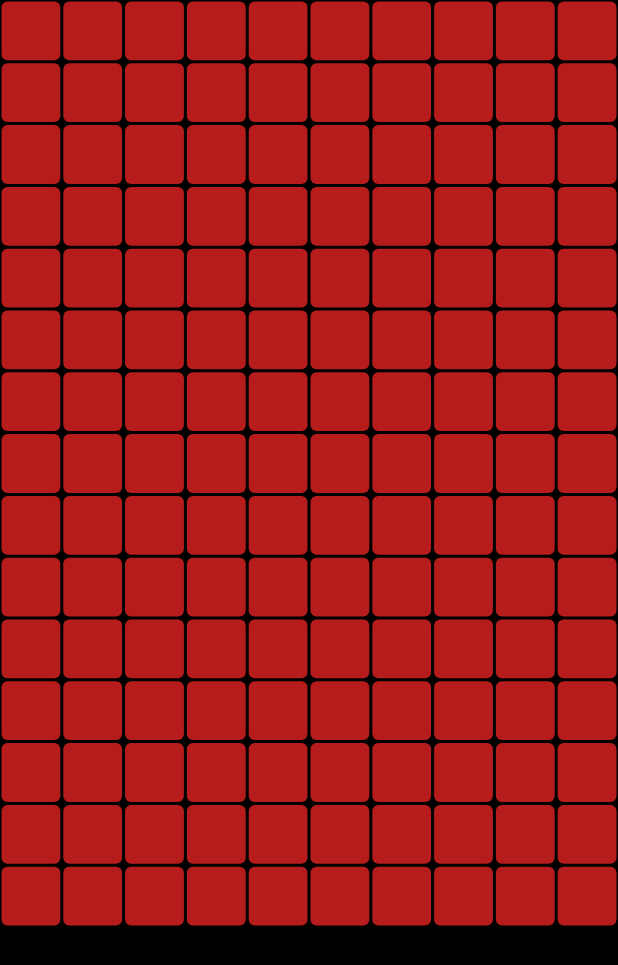
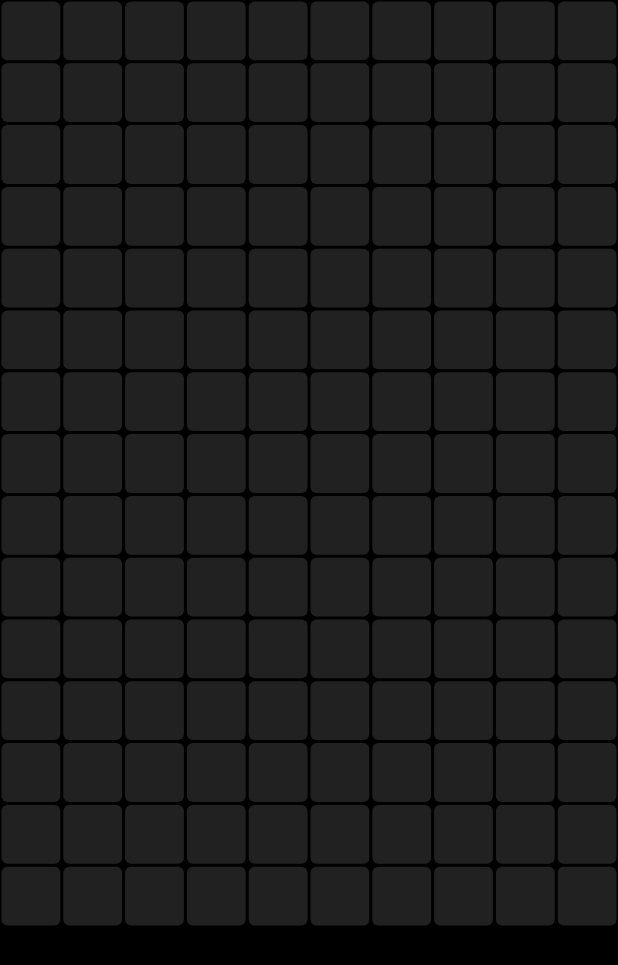
Before and after one commit to kpachhai/tetris, a Flutter app: the screen it shows after launch, on a phone screen of 412 x 824 dp. Shown: the top 965 px of the screen. Run offline on Flutter 3.47's test engine with Material 2 defaults, Android fonts, the phone set to English and light mode, and no system bars.

Commit message:
changed grid to grey color for testing purposes

```diff
--- a/lib/board.dart
+++ b/lib/board.dart
@@ -22,7 +22,7 @@ class _GameBoardState extends State<GameBoard> {
           physics: const NeverScrollableScrollPhysics(),
           gridDelegate: SliverGridDelegateWithFixedCrossAxisCount(
               crossAxisCount: rowLength),
-          itemBuilder: (context, index) => Pixel(color: Colors.red[900]),
+          itemBuilder: (context, index) => Pixel(color: Colors.grey[900]),
         ));
   }
 }
```
